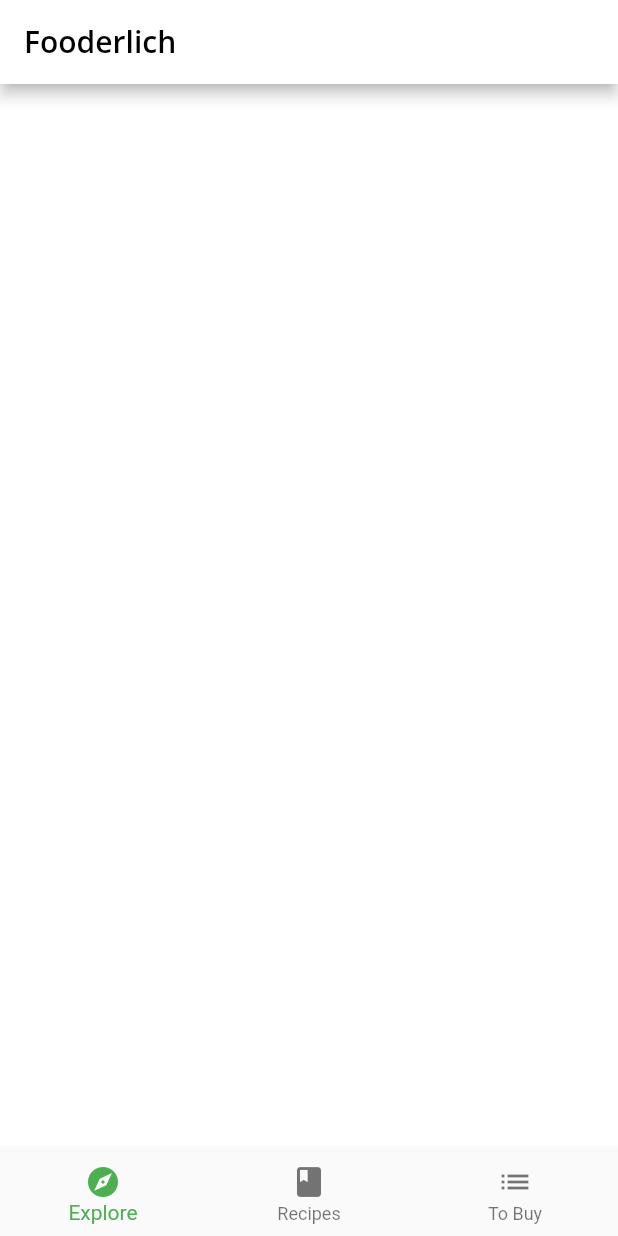
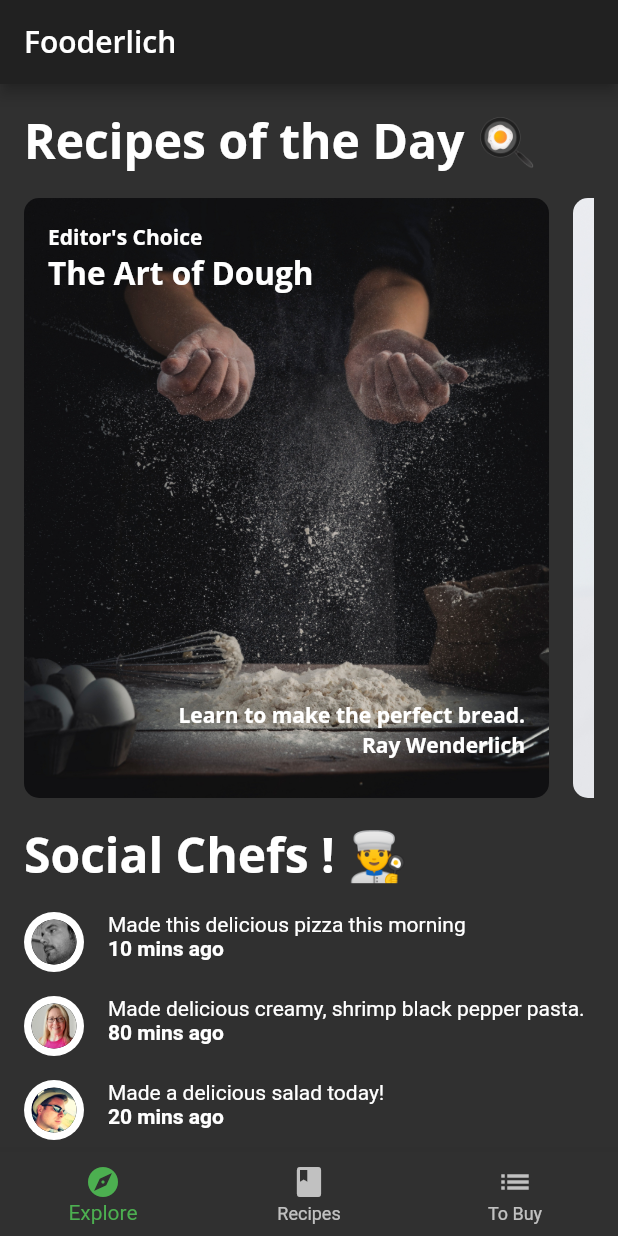
Before and after one commit to MeYo0o/recipes, a Flutter app: the screen it shows after launch, on a phone screen of 412 x 824 dp. Run offline on Flutter 3.47's test engine with Material 2 defaults, Android fonts, the phone set to English and light mode, and no system bars; our stand-ins replace google_fonts.

Commit message:
finish ch5.

```diff
--- a/lib/components/components.dart
+++ b/lib/components/components.dart
@@ -3,3 +3,11 @@
 export 'card2.dart';
 export 'card3.dart';
 export 'circle_image.dart';
+
+export 'today_recipe_list_view.dart';
+
+export 'friend_post_tile.dart';
+export 'friend_post_list_view.dart';
+
+export 'recipe_thumbnail.dart';
+export 'recipes_grid_view.dart';
--- /dev/null
+++ b/lib/components/friend_post_list_view.dart
@@ -0,0 +1,52 @@
+import 'package:flutter/material.dart';
+
+import '../models/post.dart';
+import 'components.dart';
+
+class FriendPostListView extends StatelessWidget {
+  const FriendPostListView({
+    super.key,
+    required this.friendPosts,
+  });
+
+  final List<Post> friendPosts;
+
+  @override
+  Widget build(BuildContext context) {
+    return Padding(
+      padding: const EdgeInsets.only(
+        left: 16,
+        top: 0,
+        right: 16,
+      ),
+      child: Column(
+        crossAxisAlignment: CrossAxisAlignment.start,
+        children: [
+          //4
+          Text(
+            'Social Chefs ! 👨‍🍳',
+            style: Theme.of(context).textTheme.headline1,
+          ),
+          // 5
+          const SizedBox(height: 16),
+          ListView.separated(
+            primary: false,
+            physics: const NeverScrollableScrollPhysics(),
+            itemCount: friendPosts.length,
+            shrinkWrap: true,
+            scrollDirection: Axis.vertical,
+            separatorBuilder: (context, index) => const SizedBox(
+              height: 16,
+            ),
+            itemBuilder: (context, index) {
+              final post = friendPosts[index];
+              return FriendPostTile(post: post);
+            },
+          ),
+          // 6
+          const SizedBox(height: 16),
+        ],
+      ),
+    );
+  }
+}
--- /dev/null
+++ b/lib/components/friend_post_tile.dart
@@ -0,0 +1,48 @@
+import 'package:flutter/material.dart';
+
+import '../models/post.dart';
+import 'circle_image.dart';
+
+class FriendPostTile extends StatelessWidget {
+  const FriendPostTile({
+    super.key,
+    required this.post,
+  });
+
+  final Post post;
+
+  @override
+  Widget build(BuildContext context) {
+    return Row(
+      mainAxisAlignment: MainAxisAlignment.start,
+      crossAxisAlignment: CrossAxisAlignment.start,
+      children: [
+        CircleImage(
+          imageProvider: AssetImage(
+            post.profileImageUrl,
+          ),
+          imageRadius: 20,
+        ),
+        const SizedBox(
+          width: 16,
+        ),
+        Expanded(
+          child: Column(
+            crossAxisAlignment: CrossAxisAlignment.start,
+            children: [
+              Text(
+                post.comment,
+              ),
+              Text(
+                '${post.timestamp} mins ago',
+                style: const TextStyle(
+                  fontWeight: FontWeight.w700,
+                ),
+              ),
+            ],
+          ),
+        ),
+      ],
+    );
+  }
+}
--- /dev/null
+++ b/lib/components/today_recipe_list_view.dart
@@ -0,0 +1,67 @@
+import 'package:flutter/material.dart';
+
+import '../models/explore_recipe.dart';
+import 'components.dart';
+
+class TodayRecipeListView extends StatelessWidget {
+  const TodayRecipeListView({
+    super.key,
+    required this.recipes,
+  });
+
+  final List<ExploreRecipe> recipes;
+
+  @override
+  Widget build(BuildContext context) {
+    return Padding(
+      padding: const EdgeInsets.only(
+        left: 16,
+        top: 16,
+        right: 16,
+      ),
+      child: Column(
+        crossAxisAlignment: CrossAxisAlignment.start,
+        children: [
+          Text(
+            'Recipes of the Day 🍳',
+            style: Theme.of(context).textTheme.headline1,
+          ),
+          const SizedBox(
+            height: 16,
+          ),
+
+          // 7
+          Container(
+            height: 400,
+            color: Colors.transparent,
+            child: ListView.separated(
+              scrollDirection: Axis.horizontal,
+              itemCount: recipes.length,
+              separatorBuilder: (context, index) => const SizedBox(width: 16),
+              itemBuilder: (context, index) {
+                final recipe = recipes[index];
+                return buildCard(recipe);
+              },
+            ),
+          ),
+        ],
+      ),
+    );
+  }
+
+  Widget buildCard(ExploreRecipe recipe) {
+    switch (recipe.cardType) {
+      case RecipeCardType.card1:
+        return Card1(recipe: recipe);
+
+      case RecipeCardType.card2:
+        return Card2(recipe: recipe);
+
+      case RecipeCardType.card3:
+        return Card3(recipe: recipe);
+
+      default:
+        throw Exception('This card doesn\'t exist yet');
+    }
+  }
+}
--- a/lib/home.dart
+++ b/lib/home.dart
@@ -1,4 +1,7 @@
 import 'package:flutter/material.dart';
+import 'screens/recipes_screen.dart';
+
+import 'screens/explore_screen.dart';
 
 class Home extends StatefulWidget {
   const Home({super.key});
@@ -11,10 +14,8 @@
   int _selectedIndex = 0;
 
   static List<Widget> pages = <Widget>[
-    // TODO: Replace with ExploreScreen
-    Container(color: Colors.white),
-    // TODO: Replace with RecipesScreen
-    Container(color: Colors.green),
+    const ExploreScreen(),
+    RecipesScreen(),
     Container(color: Colors.blue),
   ];
 
--- a/lib/main.dart
+++ b/lib/main.dart
@@ -11,7 +11,7 @@
   const Fooderlich({super.key});
   @override
   Widget build(BuildContext context) {
-    final theme = FooderlichTheme.light();
+    final theme = FooderlichTheme.dark();
     return MaterialApp(
       theme: theme,
       title: 'Fooderlich',
--- /dev/null
+++ b/lib/screens/explore_screen.dart
@@ -0,0 +1,75 @@
+import 'dart:developer';
+
+import 'package:flutter/material.dart';
+import '../models/explore_data.dart';
+import '../components/components.dart';
+import '../api/mock_fooderlich_service.dart';
+
+class ExploreScreen extends StatefulWidget {
+  const ExploreScreen({super.key});
+
+  @override
+  State<ExploreScreen> createState() => _ExploreScreenState();
+}
+
+class _ExploreScreenState extends State<ExploreScreen> {
+  final mockService = MockFooderlichService();
+
+  final ScrollController _scrollController = ScrollController();
+
+  @override
+  void initState() {
+    super.initState();
+
+    _scrollController.addListener(
+      () {
+        if (_scrollController.offset <=
+                _scrollController.position.minScrollExtent &&
+            !_scrollController.position.outOfRange) {
+          log('i am at the top!');
+        } else if (_scrollController.offset >=
+                _scrollController.position.maxScrollExtent &&
+            !_scrollController.position.outOfRange) {
+          log('i am at the bottom!');
+        }
+      },
+    );
+  }
+
+  @override
+  void dispose() {
+    _scrollController.dispose();
+    super.dispose();
+  }
+
+  @override
+  Widget build(BuildContext context) {
+    // 2
+    return FutureBuilder(
+      future: mockService.getExploreData(),
+      builder: (context, AsyncSnapshot<ExploreData> snapshot) {
+        if (snapshot.connectionState == ConnectionState.done) {
+          final recipes = snapshot.data?.todayRecipes ?? [];
+          final friendPosts = snapshot.data?.friendPosts ?? [];
+          return ListView(
+            primary: false,
+            controller: _scrollController,
+            children: [
+              TodayRecipeListView(recipes: recipes),
+              const SizedBox(
+                height: 16,
+              ),
+              FriendPostListView(
+                friendPosts: friendPosts,
+              ),
+            ],
+          );
+        } else {
+          return const Center(
+            child: CircularProgressIndicator.adaptive(),
+          );
+        }
+      },
+    );
+  }
+}
```
Also changed, not shown: lib/components/recipe_thumbnail.dart (added, +44 -0 lines), lib/components/recipes_grid_view.dart (added, +33 -0 lines), lib/screens/recipes_screen.dart (added, +30 -0 lines).
